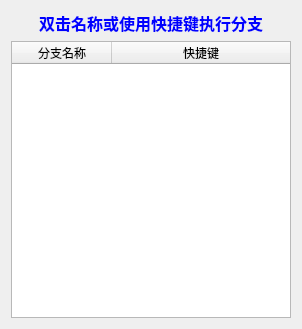
Old version of the form 窗体/分支执行.ui in the repository FsterThanLight/automatic_clicker_2.
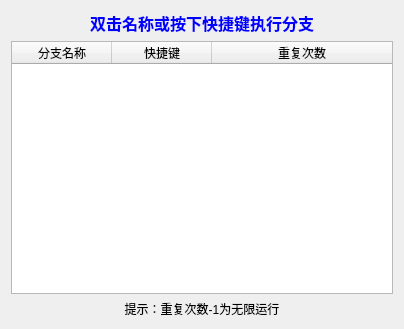
New version of the form.

Commit message: 2024年6月26日23:16:32 修复导出错误、分支重复次数可分开设置

Diff of the .ui file:
```diff
--- a/窗体/分支执行.ui
+++ b/窗体/分支执行.ui
@@ -6,7 +6,7 @@
    <rect>
     <x>0</x>
     <y>0</y>
-    <width>302</width>
+    <width>404</width>
     <height>329</height>
    </rect>
   </property>
@@ -116,7 +116,7 @@
       </font>
      </property>
      <property name="text">
-      <string>双击名称或使用快捷键执行分支</string>
+      <string>双击名称或按下快捷键执行分支</string>
      </property>
      <property name="alignment">
       <set>Qt::AlignCenter</set>
@@ -159,6 +159,21 @@
        <string>快捷键</string>
       </property>
      </column>
+     <column>
+      <property name="text">
+       <string>重复次数</string>
+      </property>
+     </column>
+    </widget>
+   </item>
+   <item>
+    <widget class="QLabel" name="label_2">
+     <property name="text">
+      <string>提示：重复次数-1为无限运行</string>
+     </property>
+     <property name="alignment">
+      <set>Qt::AlignCenter</set>
+     </property>
     </widget>
    </item>
   </layout>
```
The commit also changes 12 other files.
